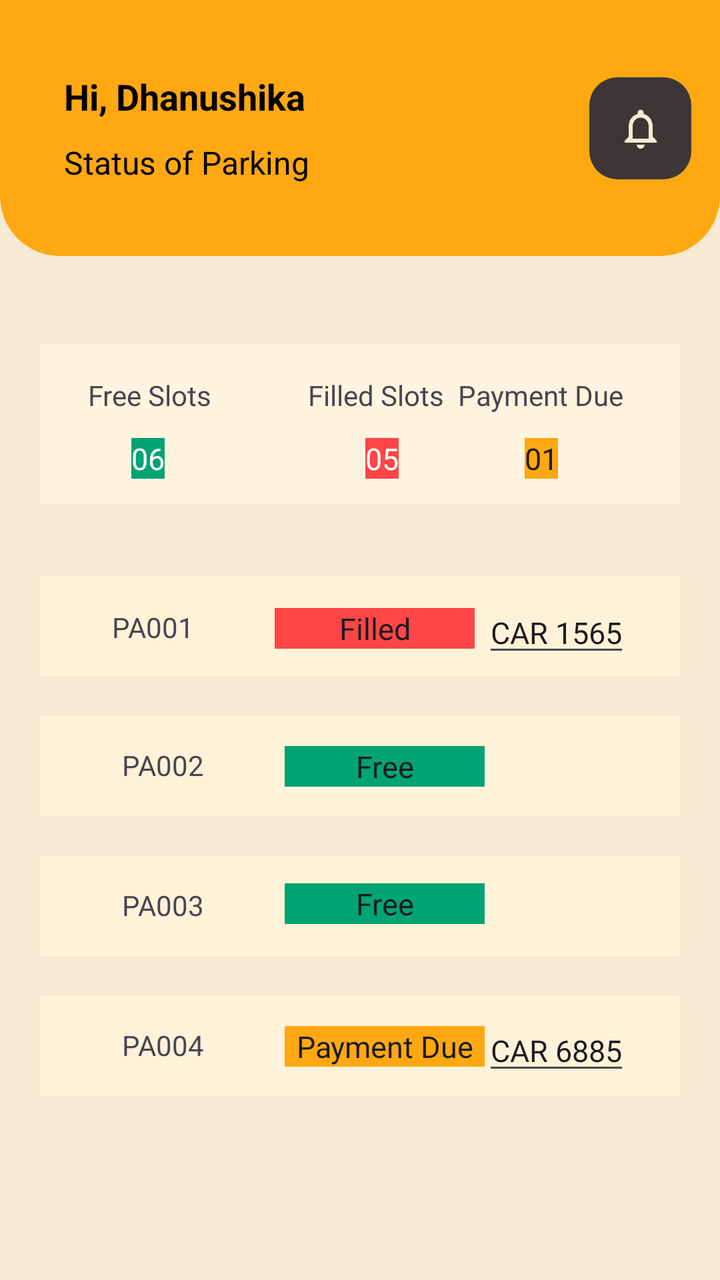
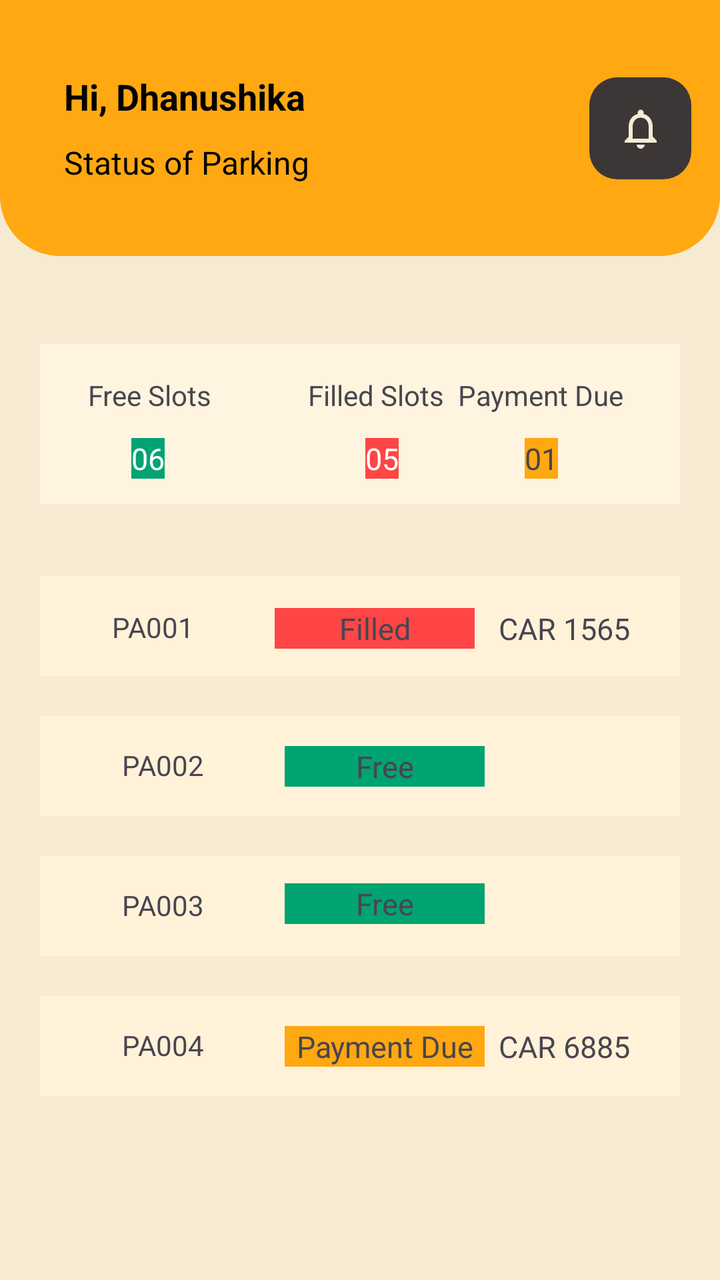

An Android layout rendered at two revisions. The XML below is the earlier revision; the diff shows what the commit changed to produce the second picture.
<!-- AndroidManifest.xml: application theme Theme.OfficerTestApp -->
<!-- res/layout/fragment_status_main.xml -->
<?xml version="1.0" encoding="utf-8"?>
<androidx.constraintlayout.widget.ConstraintLayout xmlns:android="http://schemas.android.com/apk/res/android"
    xmlns:app="http://schemas.android.com/apk/res-auto"
    xmlns:tools="http://schemas.android.com/tools"
    android:layout_width="match_parent"
    android:layout_height="match_parent"
    android:background="@color/backgroundColor"
    tools:context=".StatusMainFragment">

    <LinearLayout
        android:layout_width="match_parent"
        android:layout_height="match_parent"
        android:orientation="vertical"
        tools:layout_editor_absoluteX="-35dp"
        tools:layout_editor_absoluteY="0dp">

        <androidx.constraintlayout.widget.ConstraintLayout
            android:layout_width="match_parent"
            android:layout_height="0dp"
            android:layout_weight="2"
            android:background="@drawable/rounded_background_app_bar">

            <LinearLayout
                android:layout_width="match_parent"
                android:layout_height="match_parent"
                app:layout_constraintStart_toStartOf="parent"
                app:layout_constraintTop_toTopOf="parent">

                <androidx.constraintlayout.widget.ConstraintLayout
                    android:layout_width="0dp"
                    android:layout_height="match_parent"
                    android:layout_weight="2.8">

                    <TextView
                        android:id="@+id/appbar_main_text"
                        android:layout_width="wrap_content"
                        android:layout_height="wrap_content"
                        android:layout_marginStart="32dp"
                        android:layout_marginTop="36dp"
                        android:text="Hi, Dhanushika"
                        android:textColor="@color/textPrimary"
                        android:textSize="18sp"
                        android:textStyle="bold"
                        app:layout_constraintStart_toStartOf="parent"
                        app:layout_constraintTop_toTopOf="parent" />

                    <TextView
                        android:id="@+id/appbar_secondary_text"
                        android:layout_width="wrap_content"
                        android:layout_height="wrap_content"
                        android:layout_marginStart="32dp"
                        android:layout_marginTop="10dp"
                        android:text="Status of Parking"
                        android:textColor="@color/textPrimary"
                        android:textSize="16sp"
                        app:layout_constraintStart_toStartOf="parent"
                        app:layout_constraintTop_toBottomOf="@+id/appbar_main_text" />

                </androidx.constraintlayout.widget.ConstraintLayout>

                <androidx.constraintlayout.widget.ConstraintLayout
                    android:layout_width="0dp"
                    android:layout_height="match_parent"
                    android:layout_weight="0.8">

                    <ImageView
                        android:id="@+id/appbar_icon_home_act"
                        android:layout_width="51dp"
                        android:layout_height="51dp"
                        android:background="@drawable/notification_icon_background"
                        android:clickable="true"
                        android:focusable="true"
                        android:scaleType="centerInside"
                        android:src="@drawable/baseline_notifications_none_24"
                        app:layout_constraintBottom_toBottomOf="parent"
                        app:layout_constraintEnd_toEndOf="parent"
                        app:layout_constraintStart_toStartOf="parent"
                        app:layout_constraintTop_toTopOf="parent"
                        app:tint="@color/backgroundColor" />
                </androidx.constraintlayout.widget.ConstraintLayout>

            </LinearLayout>

        </androidx.constraintlayout.widget.ConstraintLayout>

        <androidx.constraintlayout.widget.ConstraintLayout
            android:layout_width="match_parent"
            android:layout_height="0dp"
            android:layout_weight="8"
            android:padding="20dp">



            <androidx.constraintlayout.widget.ConstraintLayout
                android:id="@+id/constraintLayout13"
                android:layout_width="match_parent"
                android:layout_height="80dp"
                android:layout_marginTop="24dp"
                android:background="@color/detailBoxBackground"
                app:layout_constraintEnd_toEndOf="parent"
                app:layout_constraintHorizontal_bias="0.6"
                app:layout_constraintStart_toStartOf="parent"
                app:layout_constraintTop_toTopOf="parent">

                <TextView
                    android:id="@+id/textView14"
                    android:layout_width="wrap_content"
                    android:layout_height="wrap_content"
                    android:layout_marginStart="24dp"
                    android:layout_marginTop="16dp"
                    android:text="Free Slots"
                    app:layout_constraintStart_toStartOf="parent"
                    app:layout_constraintTop_toTopOf="parent" />

                <EditText
                    android:layout_width="wrap_content"
                    android:layout_height="wrap_content"
                    android:layout_marginTop="12dp"
                    android:background="#00A372"
                    android:text="06"
                    android:textColor="@color/white"
                    android:textSize="15dp"
                    app:layout_constraintEnd_toEndOf="@+id/textView14"
                    app:layout_constraintHorizontal_bias="0.478"
                    app:layout_constraintStart_toStartOf="@+id/textView14"
                    app:layout_constraintTop_toBottomOf="@+id/textView14" />

                <TextView
                    android:id="@+id/textView15"
                    android:layout_width="wrap_content"
                    android:layout_height="wrap_content"
                    android:layout_marginEnd="28dp"
                    android:text="Payment Due"
                    app:layout_constraintBottom_toBottomOf="@+id/textView20"
                    app:layout_constraintEnd_toEndOf="parent"
                    app:layout_constraintHorizontal_bias="1.0"
                    app:layout_constraintStart_toEndOf="@+id/textView20"
                    app:layout_constraintTop_toTopOf="@+id/textView20"
                    app:layout_constraintVertical_bias="0.0" />

                <EditText
                    android:layout_width="wrap_content"
                    android:layout_height="wrap_content"
                    android:layout_marginTop="12dp"
                    android:background="@color/primaryColor"
                    android:text="01"
                    android:textSize="15dp"
                    app:layout_constraintEnd_toEndOf="@+id/textView15"
                    app:layout_constraintStart_toStartOf="@+id/textView15"
                    app:layout_constraintTop_toBottomOf="@+id/textView15" />

                <TextView
                    android:id="@+id/textView20"
                    android:layout_width="wrap_content"
                    android:layout_height="wrap_content"
                    android:layout_marginStart="48dp"
                    android:text="Filled Slots"
                    app:layout_constraintBottom_toBottomOf="@+id/textView14"
                    app:layout_constraintStart_toEndOf="@+id/textView14"
                    app:layout_constraintTop_toTopOf="@+id/textView14"
                    app:layout_constraintVertical_bias="0.0" />

                <EditText
                    android:layout_width="wrap_content"
                    android:layout_height="wrap_content"
                    android:layout_marginTop="12dp"
                    android:background="#FF4545"
                    android:text="05"
                    android:textColor="@color/white"
                    android:textSize="15dp"
                    app:layout_constraintEnd_toEndOf="@+id/textView20"
                    app:layout_constraintHorizontal_bias="0.557"
                    app:layout_constraintStart_toStartOf="@+id/textView20"
                    app:layout_constraintTop_toBottomOf="@+id/textView20" />


            </androidx.constraintlayout.widget.ConstraintLayout>

            <androidx.constraintlayout.widget.ConstraintLayout
                android:id="@+id/constraintLayout14"
                android:layout_width="match_parent"
                android:layout_height="50dp"
                android:layout_marginTop="36dp"
                android:background="#FFF2D9"
                android:paddingHorizontal="25dp"
                app:layout_constraintEnd_toEndOf="parent"
                app:layout_constraintHorizontal_bias="0.9"
                app:layout_constraintStart_toStartOf="parent"
                app:layout_constraintTop_toBottomOf="@+id/constraintLayout13">

                <TextView
                    android:id="@+id/textView18"
                    android:layout_width="wrap_content"
                    android:layout_height="wrap_content"
                    android:text="PA001"
                    app:layout_constraintBottom_toBottomOf="parent"
                    app:layout_constraintEnd_toEndOf="parent"
                    app:layout_constraintHorizontal_bias="0.048"
                    app:layout_constraintStart_toStartOf="parent"
                    app:layout_constraintTop_toTopOf="parent"
                    app:layout_constraintVertical_bias="0.516" />

                <EditText
                    android:id="@+id/editText7"
                    android:layout_width="100dp"
                    android:layout_height="wrap_content"
                    android:layout_marginStart="40dp"
                    android:background="#FF4545"
                    android:text="Filled"
                    android:textAlignment="center"
                    android:textSize="15dp"
                    app:layout_constraintBottom_toBottomOf="@+id/textView18"
                    app:layout_constraintStart_toEndOf="@+id/textView18"
                    app:layout_constraintTop_toTopOf="@+id/textView18"
                    app:layout_constraintVertical_bias="0.0" />

                <EditText
                    android:layout_width="wrap_content"
                    android:layout_height="wrap_content"
                    android:text="CAR 1565"
                    android:textSize="15dp"
                    app:layout_constraintBottom_toBottomOf="@+id/editText7"
                    app:layout_constraintEnd_toEndOf="parent"
                    app:layout_constraintHorizontal_bias="1.0"
                    app:layout_constraintStart_toEndOf="@+id/editText7"
                    app:layout_constraintTop_toTopOf="@+id/editText7"
                    app:layout_constraintVertical_bias="0.476" />

            </androidx.constraintlayout.widget.ConstraintLayout>

            <androidx.constraintlayout.widget.ConstraintLayout
                android:id="@+id/constraintLayout15"
                android:layout_width="match_parent"
                android:layout_height="50dp"
                android:layout_marginTop="20dp"
                android:background="#FFF2D9"
                android:paddingHorizontal="25dp"
                app:layout_constraintEnd_toEndOf="parent"
                app:layout_constraintHorizontal_bias="0.6"
                app:layout_constraintStart_toStartOf="parent"
                app:layout_constraintTop_toBottomOf="@+id/constraintLayout14">

                <TextView
                    android:id="@+id/textView19"
                    android:layout_width="wrap_content"
                    android:layout_height="wrap_content"
                    android:layout_marginStart="16dp"
                    android:text="PA002"
                    app:layout_constraintBottom_toBottomOf="parent"
                    app:layout_constraintStart_toStartOf="parent"
                    app:layout_constraintTop_toTopOf="parent"
                    app:layout_constraintVertical_bias="0.483" />

                <EditText
                    android:id="@+id/editText8"
                    android:layout_width="100dp"
                    android:layout_height="wrap_content"
                    android:layout_marginStart="40dp"
                    android:background="#00A372"
                    android:text="Free"
                    android:textAlignment="center"

                    android:textSize="15dp"
                    app:layout_constraintBottom_toBottomOf="@+id/textView19"
                    app:layout_constraintStart_toEndOf="@+id/textView19"
                    app:layout_constraintTop_toTopOf="@+id/textView19"
                    app:layout_constraintVertical_bias="0.0" />

            </androidx.constraintlayout.widget.ConstraintLayout>

            <androidx.constraintlayout.widget.ConstraintLayout
                android:id="@+id/constraintLayout16"
                android:layout_width="match_parent"
                android:layout_height="50dp"
                android:layout_marginTop="20dp"
                android:background="#FFF2D9"
                android:paddingHorizontal="25dp"
                app:layout_constraintEnd_toEndOf="parent"
                app:layout_constraintHorizontal_bias="0.4"
                app:layout_constraintStart_toStartOf="parent"
                app:layout_constraintTop_toBottomOf="@+id/constraintLayout15">

                <TextView
                    android:id="@+id/textView21"
                    android:layout_width="wrap_content"
                    android:layout_height="wrap_content"
                    android:layout_marginStart="16dp"
                    android:text="PA003"
                    app:layout_constraintBottom_toBottomOf="parent"
                    app:layout_constraintStart_toStartOf="parent"
                    app:layout_constraintTop_toTopOf="parent"
                    app:layout_constraintVertical_bias="0.483" />

                <EditText
                    android:id="@+id/editText9"
                    android:layout_width="100dp"
                    android:layout_height="wrap_content"
                    android:layout_marginStart="40dp"
                    android:background="#00A372"
                    android:text="Free"

                    android:textAlignment="center"
                    android:textSize="15dp"
                    app:layout_constraintBottom_toBottomOf="@+id/textView21"
                    app:layout_constraintStart_toEndOf="@+id/textView21"
                    app:layout_constraintTop_toTopOf="@+id/textView21"
                    app:layout_constraintVertical_bias="1.0" />

            </androidx.constraintlayout.widget.ConstraintLayout>

            <androidx.constraintlayout.widget.ConstraintLayout
                android:layout_width="match_parent"
                android:layout_height="50dp"
                android:layout_marginTop="20dp"
                app:layout_constraintEnd_toEndOf="parent"
                app:layout_constraintStart_toStartOf="parent"
                android:background="#FFF2D9"
                android:paddingHorizontal="25dp"
                app:layout_constraintTop_toBottomOf="@+id/constraintLayout16">

                <TextView
                    android:id="@+id/textView22"
                    android:layout_width="wrap_content"
                    android:layout_height="wrap_content"
                    android:layout_marginStart="16dp"
                    android:text="PA004"
                    app:layout_constraintBottom_toBottomOf="parent"
                    app:layout_constraintStart_toStartOf="parent"
                    app:layout_constraintTop_toTopOf="parent"
                    app:layout_constraintVertical_bias="0.483" />

                <EditText
                    android:id="@+id/editText10"
                    android:layout_width="100dp"
                    android:layout_height="wrap_content"
                    android:layout_marginStart="40dp"
                    android:background="@color/primaryColor"

                    android:text="Payment Due"
                    android:textAlignment="center"
                    android:textSize="15dp"
                    app:layout_constraintBottom_toBottomOf="@+id/textView22"
                    app:layout_constraintStart_toEndOf="@+id/textView22"
                    app:layout_constraintTop_toTopOf="@+id/textView22"
                    app:layout_constraintVertical_bias="0.0" />

                <EditText
                    android:layout_width="wrap_content"
                    android:layout_height="wrap_content"
                    android:text="CAR 6885"
                    android:textSize="15dp"
                    app:layout_constraintBottom_toBottomOf="@+id/editText10"
                    app:layout_constraintEnd_toEndOf="parent"
                    app:layout_constraintHorizontal_bias="0.333"
                    app:layout_constraintStart_toEndOf="@+id/editText7"
                    app:layout_constraintTop_toTopOf="@+id/editText10"
                    app:layout_constraintVertical_bias="0.476" />

            </androidx.constraintlayout.widget.ConstraintLayout>


        </androidx.constraintlayout.widget.ConstraintLayout>

    </LinearLayout>

</androidx.constraintlayout.widget.ConstraintLayout>
<!-- resources referenced by this layout -->
<resources>
  <color name="backgroundColor">#F6EAD3</color>
  <color name="detailBoxBackground">#FFF4DF</color>
  <color name="primaryColor">#FFA811</color>
  <color name="textPrimary">#FF000000</color>
  <color name="white">#FFFFFFFF</color>
  <!-- drawable baseline_notifications_none_24 (drawable) -->
  <vector android:height="24dp" android:tint="#000000"
      android:viewportHeight="24" android:viewportWidth="24"
      android:width="24dp" xmlns:android="http://schemas.android.com/apk/res/android">
      <path android:fillColor="@android:color/white" android:pathData="M12,22c1.1,0 2,-0.9 2,-2h-4c0,1.1 0.9,2 2,2zM18,16v-5c0,-3.07 -1.63,-5.64 -4.5,-6.32L13.5,4c0,-0.83 -0.67,-1.5 -1.5,-1.5s-1.5,0.67 -1.5,1.5v0.68C7.64,5.36 6,7.92 6,11v5l-2,2v1h16v-1l-2,-2zM16,17L8,17v-6c0,-2.48 1.51,-4.5 4,-4.5s4,2.02 4,4.5v6z"/>
  </vector>
  <!-- drawable notification_icon_background (drawable) -->
  <?xml version="1.0" encoding="utf-8"?>
  <shape xmlns:android="http://schemas.android.com/apk/res/android">
      <solid android:color="#3C3636" /> 
      <corners android:radius="14dp" /> 
  </shape>
  <!-- drawable rounded_background_app_bar (drawable) -->
  <?xml version="1.0" encoding="utf-8"?>
  <shape xmlns:android="http://schemas.android.com/apk/res/android">
      <solid android:color="@color/primaryColor" /> 
      <corners android:bottomLeftRadius="30dp" android:bottomRightRadius="30dp" /> 
  </shape>
  <style name="Theme.OfficerTestApp" parent="Base.Theme.OfficerTestApp" />
  <style name="Base.Theme.OfficerTestApp" parent="Theme.Material3.DayNight.NoActionBar">
          
          <item name="colorPrimary">@color/primaryColor</item>
      </style>
</resources>

<!-- the commit's change to res/layout/fragment_status_main.xml (unified diff, before → after) -->
@@ -112,7 +112,7 @@
                     app:layout_constraintStart_toStartOf="parent"
                     app:layout_constraintTop_toTopOf="parent" />
 
-                <EditText
+                <TextView
                     android:layout_width="wrap_content"
                     android:layout_height="wrap_content"
                     android:layout_marginTop="12dp"
@@ -138,7 +138,7 @@
                     app:layout_constraintTop_toTopOf="@+id/textView20"
                     app:layout_constraintVertical_bias="0.0" />
 
-                <EditText
+                <TextView
                     android:layout_width="wrap_content"
                     android:layout_height="wrap_content"
                     android:layout_marginTop="12dp"
@@ -160,7 +160,7 @@
                     app:layout_constraintTop_toTopOf="@+id/textView14"
                     app:layout_constraintVertical_bias="0.0" />
 
-                <EditText
+                <TextView
                     android:layout_width="wrap_content"
                     android:layout_height="wrap_content"
                     android:layout_marginTop="12dp"
@@ -200,7 +200,7 @@
                     app:layout_constraintTop_toTopOf="parent"
                     app:layout_constraintVertical_bias="0.516" />
 
-                <EditText
+                <TextView
                     android:id="@+id/editText7"
                     android:layout_width="100dp"
                     android:layout_height="wrap_content"
@@ -214,7 +214,7 @@
                     app:layout_constraintTop_toTopOf="@+id/textView18"
                     app:layout_constraintVertical_bias="0.0" />
 
-                <EditText
+                <TextView
                     android:layout_width="wrap_content"
                     android:layout_height="wrap_content"
                     android:text="CAR 1565"
@@ -251,7 +251,7 @@
                     app:layout_constraintTop_toTopOf="parent"
                     app:layout_constraintVertical_bias="0.483" />
 
-                <EditText
+                <TextView
                     android:id="@+id/editText8"
                     android:layout_width="100dp"
                     android:layout_height="wrap_content"
@@ -291,7 +291,7 @@
                     app:layout_constraintTop_toTopOf="parent"
                     app:layout_constraintVertical_bias="0.483" />
 
-                <EditText
+                <TextView
                     android:id="@+id/editText9"
                     android:layout_width="100dp"
                     android:layout_height="wrap_content"
@@ -329,7 +329,7 @@
                     app:layout_constraintTop_toTopOf="parent"
                     app:layout_constraintVertical_bias="0.483" />
 
-                <EditText
+                <TextView
                     android:id="@+id/editText10"
                     android:layout_width="100dp"
                     android:layout_height="wrap_content"
@@ -344,7 +344,7 @@
                     app:layout_constraintTop_toTopOf="@+id/textView22"
                     app:layout_constraintVertical_bias="0.0" />
 
-                <EditText
+                <TextView
                     android:layout_width="wrap_content"
                     android:layout_height="wrap_content"
                     android:text="CAR 6885"
